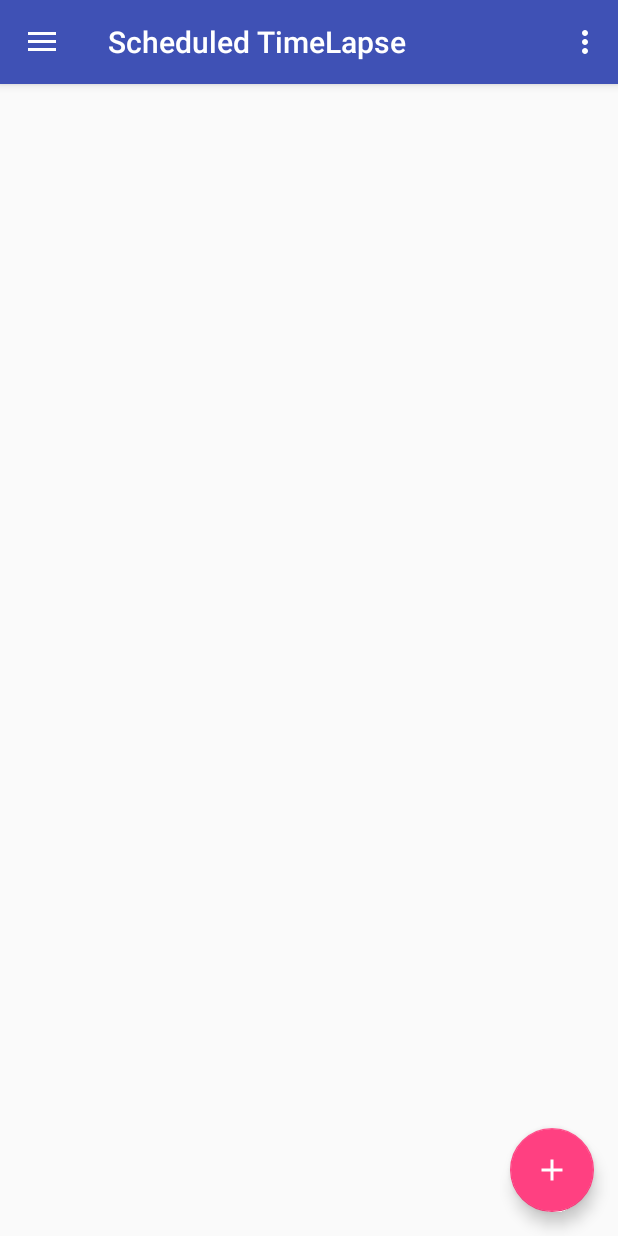
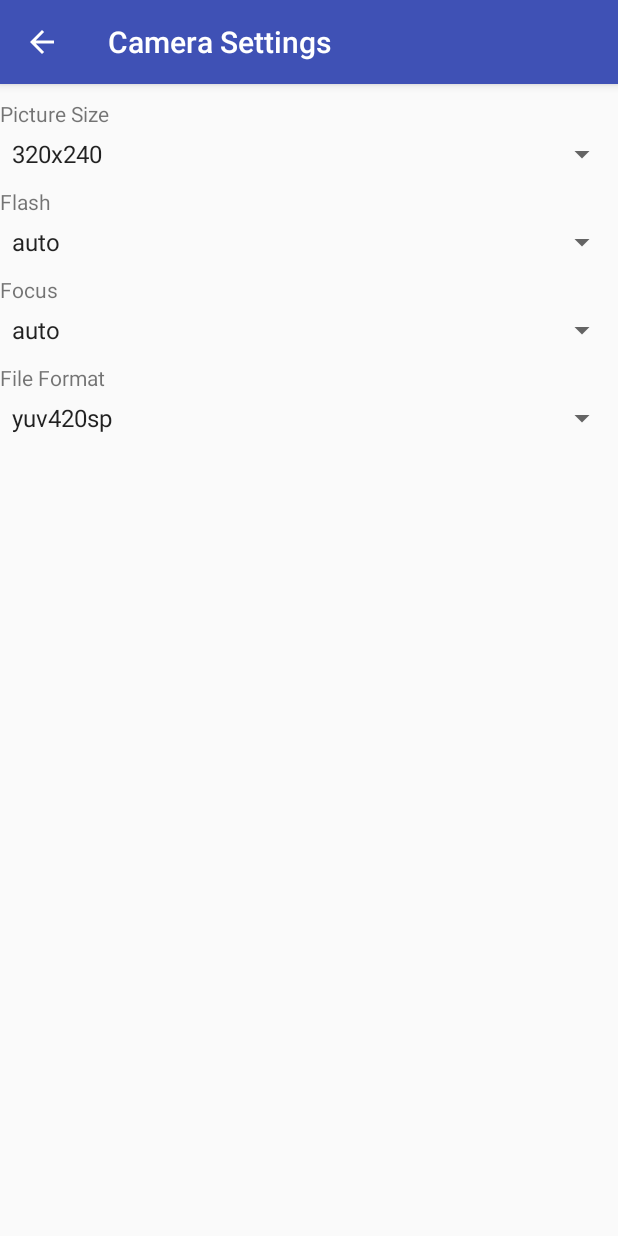
Before and after one commit to AshitakaLax/Capstone-Project, an Android app: the screen it shows after launch (MainActivity before the commit, SettingsActivity after it), in the options menu, after a tap on "Settings", on a phone screen of 412 x 824 dp. Run offline under Robolectric (Android 15) with nearby library versions, the phone set to English and light mode, and no system bars; 3 statements that could not run were skipped.

Commit message:
added an amazing piece of work today. very maintainable to add more camera features to the settings. everything is setup, now I have all the pieces of the project setup. I just need to make them play nice.

```diff
--- a/ScheduledTimeLapse/app/src/main/AndroidManifest.xml
+++ b/ScheduledTimeLapse/app/src/main/AndroidManifest.xml
@@ -51,6 +51,14 @@
                 android:value="com.ashitakalax.scheduledtimelapse.MainActivity" />
         </activity>
 
+        <activity android:name="com.ashitakalax.scheduledtimelapse.SettingsActivity"
+            android:label="@string/camera_settings_name"
+            android:parentActivityName="com.ashitakalax.scheduledtimelapse.MainActivity">
+            <meta-data
+                android:name="android.support.PARENT_ACTIVITY"
+                android:value="com.ashitakalax.scheduledtimelapse.MainActivity" />
+        </activity>
+
         <provider
             android:name=".data.CameraSettingsProvider"
             android:authorities="com.ashitakalax.scheduledtimelapse.data"
--- a/ScheduledTimeLapse/app/src/main/java/com/ashitakalax/scheduledtimelapse/MainActivity.java
+++ b/ScheduledTimeLapse/app/src/main/java/com/ashitakalax/scheduledtimelapse/MainActivity.java
@@ -93,6 +93,10 @@ public class MainActivity extends AppCompatActivity
 
         //noinspection SimplifiableIfStatement
         if (id == R.id.action_settings) {
+
+            // start the Settings activity
+            Intent intent = new Intent(this, SettingsActivity.class);
+            startActivity(intent);
             return true;
         }
 
--- a/ScheduledTimeLapse/app/src/main/java/com/ashitakalax/scheduledtimelapse/SettingsActivity.java
+++ b/ScheduledTimeLapse/app/src/main/java/com/ashitakalax/scheduledtimelapse/SettingsActivity.java
@@ -1,47 +1,78 @@
 package com.ashitakalax.scheduledtimelapse;
 
-import android.content.ContentValues;
-import android.content.Intent;
 import android.os.Bundle;
 import android.support.v7.app.AppCompatActivity;
+import android.util.SparseArray;
 import android.view.MenuItem;
 import android.view.View;
+import android.view.ViewGroup;
+import android.widget.AdapterView;
 import android.widget.ArrayAdapter;
-import android.widget.Button;
-import android.widget.EditText;
 import android.widget.Spinner;
-import android.widget.TextView;
 
-import com.ashitakalax.scheduledtimelapse.data.ProjectContract;
-import com.wdullaer.materialdatetimepicker.date.DatePickerDialog;
-import com.wdullaer.materialdatetimepicker.time.RadialPickerLayout;
-import com.wdullaer.materialdatetimepicker.time.TimePickerDialog;
+import com.ashitakalax.scheduledtimelapse.controller.CameraController;
 
-import java.text.SimpleDateFormat;
-import java.util.Calendar;
+import java.util.List;
 
 /**
  * Created by lballing on 7/22/2016.
  * This activity will handle the creation of a new Project
  */
-public class SettingsActivity extends AppCompatActivity{
-
-    private Spinner isoSpinner;
-    private Spinner shutterSpinner;
+public class SettingsActivity extends AppCompatActivity implements AdapterView.OnItemSelectedListener{
+    private static SparseArray<String> spinnerArray = new SparseArray<String>(){
+        {
+            append(R.id.iso_spinner, CameraController.ISO_GET_KEY);
+            append(R.id.pic_size_spinner, CameraController.PIC_SIZE_GET_KEY);
+            append(R.id.flash_spinner, CameraController.FLASH_GET_KEY);
+            append(R.id.focus_spinner, CameraController.FOCUS_GET_KEY);
+            append(R.id.format_spinner, CameraController.FORMAT_GET_KEY);
+        }
+    };
 
     @Override
     protected void onCreate(Bundle savedInstanceState) {
         super.onCreate(savedInstanceState);
 
-        setContentView(R.layout.new_project_layout);
+        setContentView(R.layout.settings_layout);
 
-        isoSpinner = (Spinner)findViewById(R.id.IsoSpinner);
-        shutterSpinner = (Spinner)findViewById(R.id.ShutterSpinner);
+        for (int i = 0; i < spinnerArray.size(); i++) {
+            Spinner spinner = (Spinner)findViewById(spinnerArray.keyAt(i));
+            String value = spinnerArray.valueAt(i);
+            List<String> options = CameraController.getCameraOptions(value);
+            if(options.size() != 0) {
+                ArrayAdapter<String> adapter = new ArrayAdapter<>(this, android.R.layout.simple_spinner_item, options);
+                adapter.setDropDownViewResource(android.R.layout.simple_spinner_dropdown_item);
+                spinner.setAdapter(adapter);
+                String currentOption = CameraController.getCameraOption(value.substring(0, value.lastIndexOf('-')));
+                int currentIndex = adapter.getPosition(currentOption);
+                spinner.setSelection(currentIndex);
+                spinner.setOnItemSelectedListener(this);
+            }
+            else
+            {
+                spinner.setVisibility(View.GONE);
+                ViewGroup container = (ViewGroup)findViewById(R.id.spinner_group);
+                View previousView = container.getChildAt(container.indexOfChild(spinner)-1);
+                previousView.setVisibility(View.GONE);
+            }
+        }
     }
 
     @Override
     public boolean onOptionsItemSelected(MenuItem item) {
         return super.onOptionsItemSelected(item);
+    }
 
+    @Override
+    public void onItemSelected(AdapterView<?> adapterView, View view, int position, long l) {
+        String item = adapterView.getItemAtPosition(position).toString();
+        String optionType = spinnerArray.get(view.getId());
+        optionType = optionType.substring(0, optionType.lastIndexOf('-'));//removes -values
+        CameraController.setCameraOption(optionType, item);
+    }
+
+    @Override
+    public void onNothingSelected(AdapterView<?> adapterView) {
+        //nothing to do
     }
 }
--- a/ScheduledTimeLapse/app/src/main/java/com/ashitakalax/scheduledtimelapse/controller/CameraController.java
+++ b/ScheduledTimeLapse/app/src/main/java/com/ashitakalax/scheduledtimelapse/controller/CameraController.java
@@ -23,8 +23,17 @@ import java.util.List;
 public class CameraController implements Camera.PictureCallback{
 
     static final String TAG = "CAMERA_CONTROLLER";
-    private Camera mCamera;
-    private Camera.PictureCallback tempCallback;
+    public static final String PIC_SIZE_GET_KEY = "picture-size-values";
+    public static final String PIC_SIZE_SET_KEY = "picture-size";
+    public static final String ISO_GET_KEY = "iso-values";
+    public static final String ISO_SET_KEY = "iso";
+    public static final String FLASH_GET_KEY = "flash-mode-values";
+    public static final String FLASH_SET_KEY = "flash-mode";
+    public static final String FOCUS_GET_KEY = "focus-mode-values";
+    public static final String FOCUS_SET_KEY = "focus-mode";
+    public static final String FORMAT_GET_KEY = "picture-format-values";
+    public static final String FORMAT_SET_KEY = "picture-format";
+
     public CameraController()
     {
         //todo setup a way to have a camera preview to reference this.
@@ -55,12 +64,26 @@ public class CameraController implements Camera.PictureCallback{
         }
     }
 
-    public List<String> getIsoOptions()
+    public static List<String> getCameraOptions(String option)
     {
-        return getCameraTypeOptions("iso-values");
+        Camera camera = getCameraInstance();
+        Camera.Parameters parameters = camera.getParameters();
+        String values = parameters.get(option);
+        camera.release();
+        return Arrays.asList(values.split("\\s*,\\s*"));
     }
 
-    private List<String> getCameraTypeOptions(String parameterType)
+    public static String getCameraOption(String option)
+    {
+        Camera camera = getCameraInstance();
+        Camera.Parameters parameters = camera.getParameters();
+        String value = parameters.get(option);
+        camera.release();
+        return value;
+    }
+
+
+    public static List<String> getCameraTypeOptions(String parameterType)
     {
         Camera camera = getCameraInstance();
         Camera.Parameters parameters = camera.getParameters();
@@ -68,6 +91,23 @@ public class CameraController implements Camera.PictureCallback{
         camera.release();
         return Arrays.asList(values.split("\\s*,\\s*"));
     }
+
+    public static boolean setCameraOption(String parameterType, String value)
+    {
+        try {
+            Camera camera = getCameraInstance();
+            Camera.Parameters parameters = camera.getParameters();
+            parameters.set(parameterType, value);
+            camera.setParameters(parameters);
+            camera.release();
+        } catch (Exception e) {
+            e.printStackTrace();
+            return false;
+        }
+        return true;
+    }
+
+
 
     @Override
     public void onPictureTaken(byte[] bytes, Camera camera) {
--- a/ScheduledTimeLapse/app/src/main/res/layout/settings_layout.xml
+++ b/ScheduledTimeLapse/app/src/main/res/layout/settings_layout.xml
@@ -4,7 +4,7 @@
     android:layout_width="match_parent"
     android:layout_height="match_parent">
 
-    <include layout="@layout/new_project_main_content"
+    <include layout="@layout/settings_main_content"
         android:layout_height="wrap_content"
         android:layout_width="match_parent" />
 </LinearLayout>
--- a/ScheduledTimeLapse/app/src/main/res/layout/settings_main_content.xml
+++ b/ScheduledTimeLapse/app/src/main/res/layout/settings_main_content.xml
@@ -1,16 +1,68 @@
 <?xml version="1.0" encoding="utf-8"?>
 <LinearLayout xmlns:android="http://schemas.android.com/apk/res/android"
-    android:orientation="vertical" android:layout_width="match_parent"
-    android:layout_height="match_parent">
+    android:orientation="vertical"
+    android:layout_width="match_parent"
+    android:layout_height="match_parent"
+    android:id="@+id/spinner_group">
+
+    <TextView
+        android:layout_width="fill_parent"
+        android:layout_height="wrap_content"
+        android:layout_marginTop="10dip"
+        android:text="@string/camera_iso"
+        android:layout_marginBottom="5dp"/>
+    <Spinner
+        android:layout_width="fill_parent"
+        android:layout_height="wrap_content"
+        android:id="@+id/iso_spinner" />
+
+    <TextView
+        android:layout_width="fill_parent"
+        android:layout_height="wrap_content"
+        android:layout_marginTop="10dip"
+        android:text="Picture Size"
+        android:layout_marginBottom="5dp"/>
 
     <Spinner
-        android:layout_width="wrap_content"
+        android:layout_width="fill_parent"
         android:layout_height="wrap_content"
-        android:id="@+id/IsoSpinner" />
+        android:id="@+id/pic_size_spinner" />
+
+    <TextView
+        android:layout_width="fill_parent"
+        android:layout_height="wrap_content"
+        android:layout_marginTop="10dip"
+        android:text="@string/flash"
+        android:layout_marginBottom="5dp"/>
 
     <Spinner
-        android:layout_width="wrap_content"
+        android:layout_width="fill_parent"
         android:layout_height="wrap_content"
-        android:id="@+id/ShutterSpinner" />
+        android:id="@+id/flash_spinner" />
+
+    <TextView
+        android:layout_width="fill_parent"
+        android:layout_height="wrap_content"
+        android:layout_marginTop="10dip"
+        android:text="@string/focus"
+        android:layout_marginBottom="5dp"/>
+
+    <Spinner
+        android:layout_width="fill_parent"
+        android:layout_height="wrap_content"
+        android:id="@+id/focus_spinner" />
+
+
+    <TextView
+        android:layout_width="fill_parent"
+        android:layout_height="wrap_content"
+        android:layout_marginTop="10dip"
+        android:text="@string/file_format"
+        android:layout_marginBottom="5dp"/>
+
+    <Spinner
+        android:layout_width="fill_parent"
+        android:layout_height="wrap_content"
+        android:id="@+id/format_spinner" />
 
 </LinearLayout>
--- a/ScheduledTimeLapse/app/src/main/res/values/strings.xml
+++ b/ScheduledTimeLapse/app/src/main/res/values/strings.xml
@@ -18,4 +18,9 @@
     <!--Project Activity-->
     <string name="project_main_name">New Project</string>
     <string name="user_manual_name">User Manual</string>
+    <string name="camera_settings_name">Camera Settings</string>
+    <string name="camera_iso">Camera ISO:</string>
+    <string name="file_format">File Format</string>
+    <string name="focus">Focus</string>
+    <string name="flash">Flash</string>
 </resources>
```
